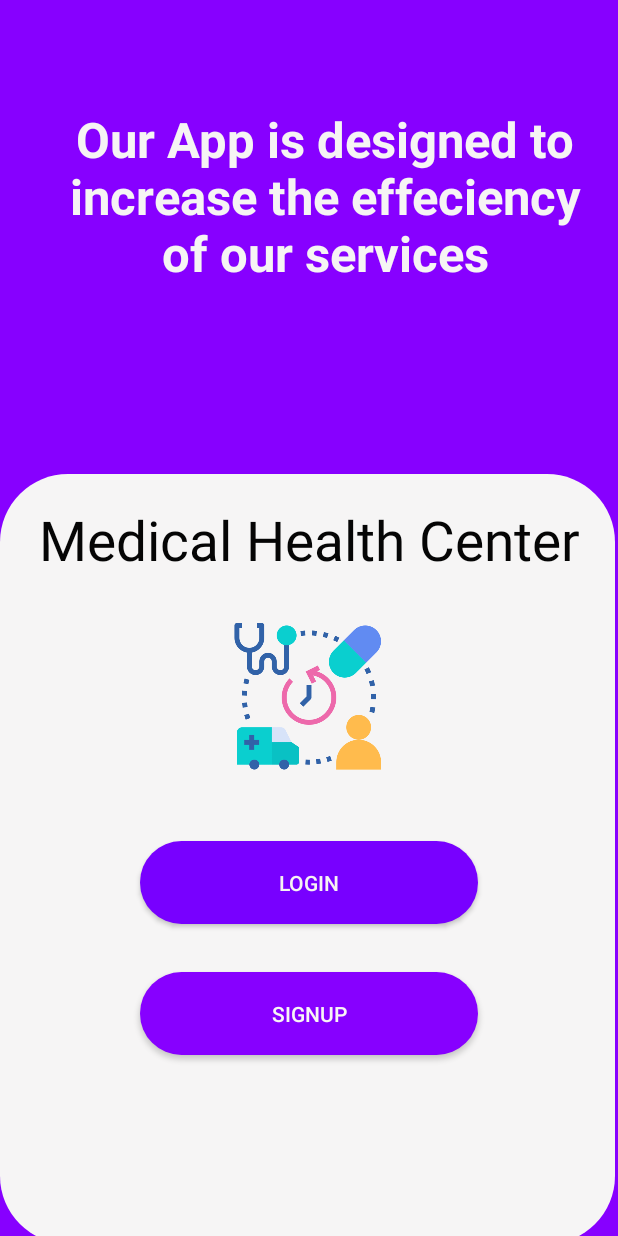
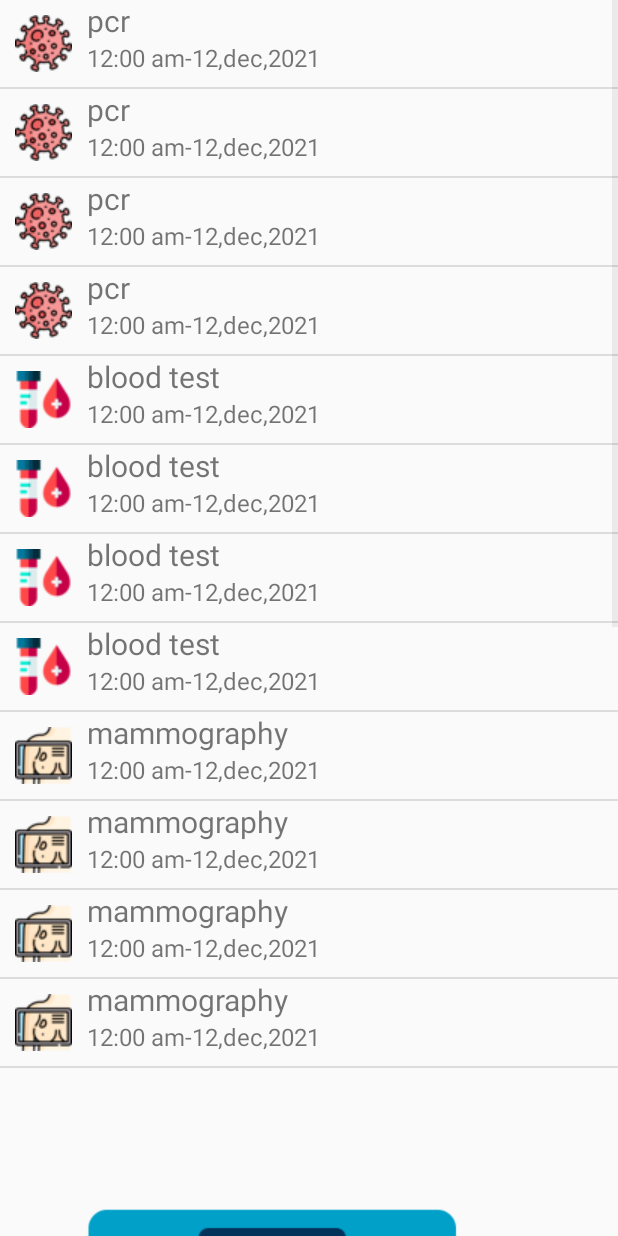
Before and after one commit to jadberjawi/medical_center_mobile_app, an Android app: the reservations screen opened directly, with no data from a screen before it, on a phone screen of 412 x 824 dp. Run offline under Robolectric (Android 15) with nearby library versions, the phone set to English and light mode, and no system bars; Roboto replaces fonts that are not available here.

Commit message:
reservation page modified

```diff
--- a/app/src/main/java/com/example/final_project/loginpage.java
+++ b/app/src/main/java/com/example/final_project/loginpage.java
@@ -34,7 +34,7 @@ public class loginpage extends AppCompatActivity {
     public void starterpage(View view) {
 
         DownloadName task = new DownloadName();
-        String link = "http://192.168.0.103/Medical_center/login.php?username="
+        String link = "http://10.0.2.2:80/Medical_center/login.php?username="
                 +usern.getText().toString()+"&pass="+pass.getText().toString();
 
 
--- a/app/src/main/java/com/example/final_project/reservations.java
+++ b/app/src/main/java/com/example/final_project/reservations.java
@@ -1,9 +1,21 @@
 package com.example.final_project;
 
+import android.content.Intent;
+import android.os.AsyncTask;
 import android.os.Bundle;
 import android.widget.ListView;
+import android.widget.Toast;
 
 import androidx.appcompat.app.AppCompatActivity;
+
+import org.json.JSONArray;
+import org.json.JSONObject;
+
+import java.io.BufferedReader;
+import java.io.InputStream;
+import java.io.InputStreamReader;
+import java.net.HttpURLConnection;
+import java.net.URL;
 
 public class reservations extends AppCompatActivity {
     /*
@@ -22,46 +34,36 @@ public class reservations extends AppCompatActivity {
             "full checkup ", "full checkup ","full checkup ","full checkup ",
             "lipid panel", "lipid panel","lipid panel","lipid panel",
             "echography","echography","echography","echography"};
-    String[] programDescription ;
+    String[] programDescription= {"12:00 am-12,dec,2021","12:00 am-12,dec,2021","12:00 am-12,dec,2021","12:00 am-12,dec,2021",
+            "12:00 am-12,dec,2021","12:00 am-12,dec,2021","12:00 am-12,dec,2021","12:00 am-12,dec,2021",
+            "12:00 am-12,dec,2021","12:00 am-12,dec,2021","12:00 am-12,dec,2021","12:00 am-12,dec,2021",
+            "12:00 am-12,dec,2021","12:00 am-12,dec,2021","12:00 am-12,dec,2021","12:00 am-12,dec,2021",
+            "12:00 am-12,dec,2021","12:00 am-12,dec,2021","12:00 am-12,dec,2021","12:00 am-12,dec,2021",
+            "12:00 am-12,dec,2021","12:00 am-12,dec,2021","12:00 am-12,dec,2021","12:00 am-12,dec,2021"
+    };
     // Define an integer array to hold the image recourse ids
-    int[] programImages = {R.drawable.coronavirus,R.drawable.coronavirus,R.drawable.coronavirus,R.drawable.coronavirus,
-            R.drawable.blood_test,R.drawable.blood_test,R.drawable.blood_test,R.drawable.blood_test,
-            R.drawable.mammography,R.drawable.mammography,R.drawable.mammography,R.drawable.mammography,
+    int[] programImages = {R.drawable.hnet_com_image,R.drawable.hnet_com_image,R.drawable.hnet_com_image, R.drawable.hnet_com_image,
+            R.drawable.hnet_com_image__1_,R.drawable.hnet_com_image__1_,R.drawable.hnet_com_image__1_, R.drawable.hnet_com_image__1_,
+            R.drawable.hnet_com_image__2_,R.drawable.hnet_com_image__2_,R.drawable.hnet_com_image__2_, R.drawable.hnet_com_image__2_,
             R.drawable.testing,R.drawable.testing,R.drawable.testing,R.drawable.testing,
-            R.drawable.blood_cell,R.drawable.blood_cell,R.drawable.blood_cell,R.drawable.blood_cell,
-            R.drawable.ultrasonography,R.drawable.ultrasonography,R.drawable.ultrasonography,R.drawable.ultrasonography};
+            R.drawable.hnet_com_image3,R.drawable.hnet_com_image3,R.drawable.hnet_com_image3, R.drawable.hnet_com_image3,
+            R.drawable.hnet_com_imageecho, R.drawable.hnet_com_imageecho,R.drawable.hnet_com_imageecho,R.drawable.hnet_com_imageecho};
 
 
     @Override
     protected void onCreate(Bundle savedInstanceState) {
         super.onCreate(savedInstanceState);
-        setContentView(R.layout.activity_main);
+        setContentView(R.layout.activity_reservations);
         // Get the handle for ListView
         lvProgram = findViewById(R.id.lvProgram);
 
 
 
-
-
-
-
-
-
-
-
-
-
-
-
-
-
-
-
-
-
-
-
-
+//        DownloadName task = new DownloadName();
+//        String link = "http://192.168.0.103/Medical_center/getresrvations.php";
+//
+//
+//        task.execute(link);
 
 
 
@@ -72,4 +74,60 @@ public class reservations extends AppCompatActivity {
         // Set the adapter with the ListView
         lvProgram.setAdapter(programAdapter);
     }
+
+
+//
+//
+//public class DownloadName extends AsyncTask<String, Void, String> {
+//
+//    protected String doInBackground(String... urls) {
+//        String result = "";
+//        URL url;
+//        HttpURLConnection urlConnection;
+//        try {
+//            url = new URL(urls[0]);
+//            urlConnection = (HttpURLConnection) url.openConnection();
+//            InputStream in = urlConnection.getInputStream();
+//            BufferedReader reader = new BufferedReader(new InputStreamReader(in));
+//
+//            int data = reader.read();
+//            while (data != -1) {
+//
+//                result = result + reader.readLine();
+//                data = reader.read();
+//            }
+//            //Toast.makeText(MainActivity.this,"reached 1", Toast.LENGTH_LONG).show();
+//
+//            return result;
+//        } catch (Exception e) {
+//            e.printStackTrace();
+//            return null;
+//        }
+//    }
+//
+//    protected void onPostExecute(String s) {
+//        super.onPostExecute(s);
+//
+//        try {
+//            JSONArray jsonarray = new JSONArray(s);
+//
+//            for(int i=0; i < jsonarray.length(); i++) {
+//                JSONObject jsonobject = jsonarray.getJSONObject(i);
+//                String access    = jsonobject.getString("access");
+//                if(access.equalsIgnoreCase("YES")){
+//                    Toast.makeText(reservations.this,access.toString(), Toast.LENGTH_SHORT).show();
+//
+//                }
+//                else{
+//                    Toast.makeText(reservations.this,access.toString(), Toast.LENGTH_SHORT).show();
+//                }
+//
+//
+//            }
+//        } catch (Exception e) {
+//            e.printStackTrace();
+//        }
+//
+//    }
+//}
 }
```
Also changed, not shown: app/src/main/res/drawable/hnet_com_image.png (added), app/src/main/res/drawable/hnet_com_image3.png (added), app/src/main/res/drawable/hnet_com_image__1_.png (added), app/src/main/res/drawable/hnet_com_image__2_.png (added), app/src/main/res/drawable/hnet_com_imageecho.png (added).
